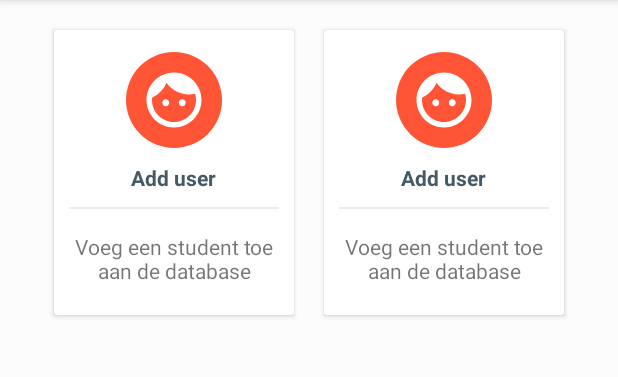
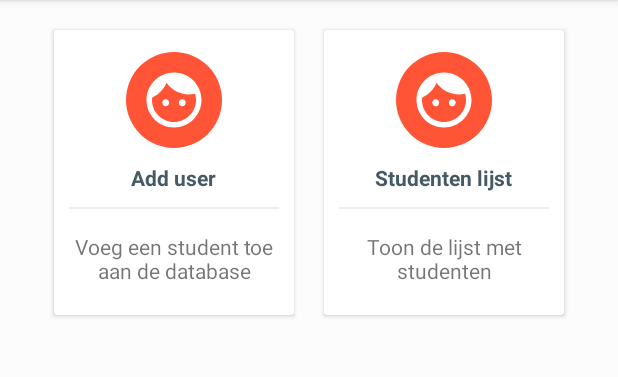
Before and after one commit to mnirm/AppOfTheYear, an Android app: the screen it shows after launch (MainActivity), on a phone screen of 412 x 824 dp, the part 84-461 px from its top. Run offline under Robolectric (Android 15) with nearby library versions, the phone set to English and light mode, and no system bars.

Commit message:
merged the design with code

```diff
--- a/app/src/main/res/layout/activity_main.xml
+++ b/app/src/main/res/layout/activity_main.xml
@@ -58,7 +58,7 @@
             android:layout_width="160dp"
             android:layout_height="190dp"
             android:layout_margin="10dp"
-            android:onClick="AddUserActivity">
+            android:onClick="StudentsListActivity">
             <LinearLayout
                 android:layout_width="match_parent"
                 android:layout_height="match_parent"
@@ -77,7 +77,7 @@
                     android:layout_height="wrap_content"
                     android:textStyle="bold"
                     android:layout_marginTop="10dp"
-                    android:text="@string/button_add_user"
+                    android:text="@string/button_student_list"
                     android:textColor="@color/darkGrey"/>
                 <View
                     android:layout_width="match_parent"
@@ -88,7 +88,7 @@
                     android:layout_width="wrap_content"
                     android:layout_height="wrap_content"
                     android:gravity="center"
-                    android:text="@string/add_user_subtext"
+                    android:text="@string/student_list_subtext"
                     android:padding="5dp" />
             </LinearLayout>
         </android.support.v7.widget.CardView>
--- a/app/src/main/res/values/strings.xml
+++ b/app/src/main/res/values/strings.xml
@@ -12,4 +12,6 @@
     <string name="label_add_user">Users</string>
     <string name="add_user_subtext">Voeg een student toe aan de database</string>
     <string name="title_activity_students_list">Students</string>
+    <string name="button_student_list">Studenten lijst</string>
+    <string name="student_list_subtext">Toon de lijst met studenten</string>
 </resources>
```
